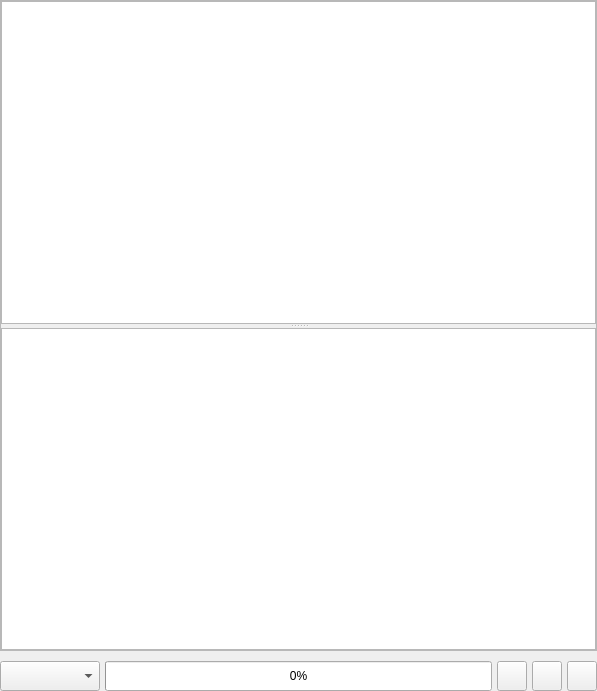
The window that src/airunner/gui/widgets/llm/templates/chat_prompt.ui (Capsize-Games/airunner) describes before a commit, drawn with Qt 5.
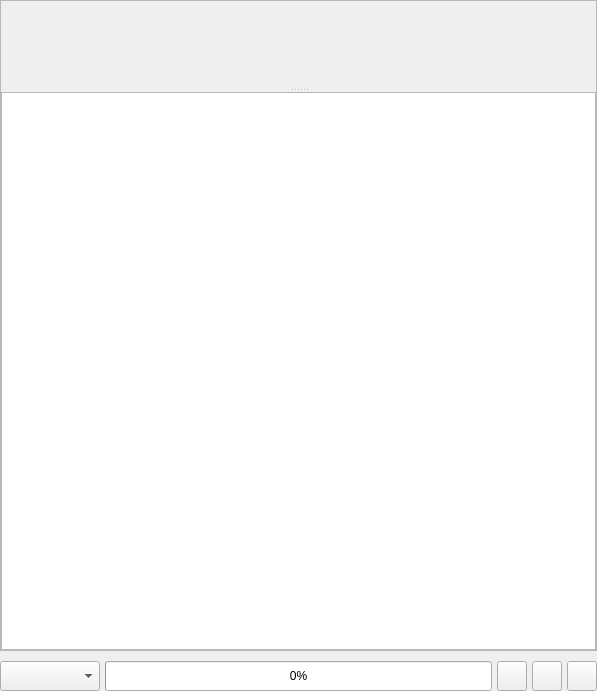
The same window after the commit. Icons and pictures are not drawn. Custom widgets are drawn as their Qt base class.

Commit message: modify conversation widget

```diff
--- a/src/airunner/gui/widgets/llm/templates/chat_prompt.ui
+++ b/src/airunner/gui/widgets/llm/templates/chat_prompt.ui
@@ -226,87 +226,7 @@
          <property name="childrenCollapsible">
           <bool>false</bool>
          </property>
-         <widget class="QWidget" name="verticalLayoutWidget">
-          <layout class="QVBoxLayout" name="verticalLayout">
-           <property name="spacing">
-            <number>0</number>
-           </property>
-           <item>
-            <widget class="QScrollArea" name="chat_container">
-             <property name="minimumSize">
-              <size>
-               <width>150</width>
-               <height>0</height>
-              </size>
-             </property>
-             <property name="frameShape">
-              <enum>QFrame::Shape::NoFrame</enum>
-             </property>
-             <property name="widgetResizable">
-              <bool>true</bool>
-             </property>
-             <widget class="QWidget" name="scrollAreaWidgetContents">
-              <property name="geometry">
-               <rect>
-                <x>0</x>
-                <y>0</y>
-                <width>593</width>
-                <height>321</height>
-               </rect>
-              </property>
-              <property name="sizePolicy">
-               <sizepolicy hsizetype="Expanding" vsizetype="Expanding">
-                <horstretch>0</horstretch>
-                <verstretch>0</verstretch>
-               </sizepolicy>
-              </property>
-              <property name="minimumSize">
-               <size>
-                <width>150</width>
-                <height>0</height>
-               </size>
-              </property>
-              <layout class="QGridLayout" name="gridLayout_2">
-               <property name="leftMargin">
-                <number>0</number>
-               </property>
-               <property name="topMargin">
-                <number>0</number>
-               </property>
-               <property name="rightMargin">
-                <number>0</number>
-               </property>
-               <property name="bottomMargin">
-                <number>0</number>
-               </property>
-               <property name="spacing">
-                <number>0</number>
-               </property>
-               <item row="0" column="0">
-                <widget class="QTextEdit" name="conversation">
-                 <property name="minimumSize">
-                  <size>
-                   <width>150</width>
-                   <height>0</height>
-                  </size>
-                 </property>
-                 <property name="font">
-                  <font>
-                   <family>CCJoeKubert</family>
-                  </font>
-                 </property>
-                 <property name="readOnly">
-                  <bool>true</bool>
-                 </property>
-                </widget>
-               </item>
-              </layout>
-             </widget>
-             <layout class="QVBoxLayout" name="chat_container_layout"/>
-            </widget>
-           </item>
-          </layout>
-         </widget>
+         <widget class="ConversationWidget" name="conversation" native="true"/>
          <widget class="QPlainTextEdit" name="prompt">
           <property name="sizePolicy">
            <sizepolicy hsizetype="Expanding" vsizetype="Expanding">
@@ -335,6 +255,14 @@
    </item>
   </layout>
  </widget>
+ <customwidgets>
+  <customwidget>
+   <class>ConversationWidget</class>
+   <extends>QWidget</extends>
+   <header>airunner/gui/widgets/llm/contentwidgets/conversation_widget</header>
+   <container>1</container>
+  </customwidget>
+ </customwidgets>
  <resources>
   <include location="../../../resources/feather.qrc"/>
  </resources>
```
The commit also changes 17 other files.
